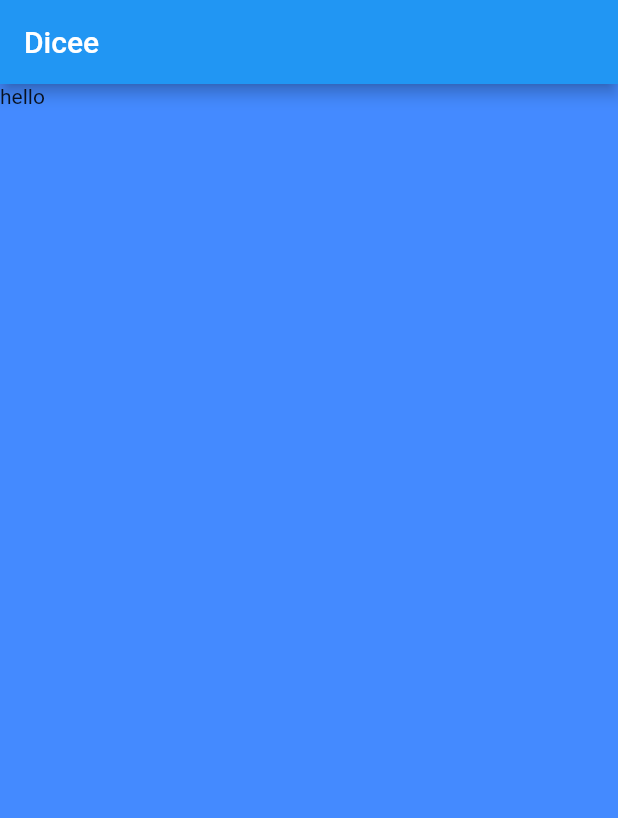
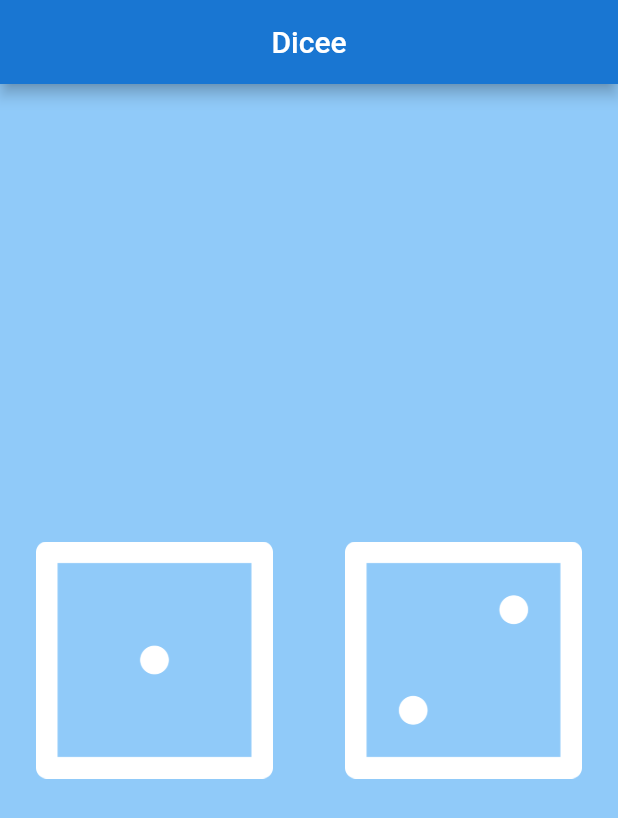
Before and after one commit to rahulsingh03/Flutter_apps, a Flutter app: the screen it shows after launch, on a phone screen of 412 x 824 dp. Shown: the top 818 px of the screen. Run offline on Flutter 3.47's test engine with Material 2 defaults, Android fonts, the phone set to English and light mode, and no system bars.

Commit message:
updated icons

```diff
--- a/dicee/lib/main.dart
+++ b/dicee/lib/main.dart
@@ -1,23 +1,77 @@
 import 'package:flutter/material.dart';
-
+import 'dart:math';
 void main() {
-  runApp(MyApp());
+  runApp(
+    MaterialApp(
+    //   theme: ThemeData(
+    //   textButtonTheme: TextButtonThemeData(
+    //   style: TextButton.styleFrom(primary: Colors.white),
+    //   ),
+    // ),
+      home: Scaffold(
+        backgroundColor: Colors.blue.shade200,
+        appBar: AppBar(
+          backgroundColor: Colors.blue.shade700,
+          title: Center(
+            child:Text('Dicee'),
+        ),
+        ),
+        body: MyApp(),
+        ),
+    ),
+  );
 }
 
-class MyApp extends StatelessWidget {
-  // This widget is the root of your application.
+class MyApp extends StatefulWidget {
+  @override
+  _MyAppState createState() => _MyAppState();
+}
+
+class _MyAppState extends State<MyApp> {
+
+  int leftDiceNumber = 1;
+  int rightDiceNumber = 2;
+
+  void changeDiceFace(){
+    setState((){
+                leftDiceNumber = Random().nextInt(6) + 1;
+                rightDiceNumber = Random().nextInt(6) + 1;
+              });
+    return null;
+  }
   @override
   Widget build(BuildContext context) {
-    return MaterialApp(
-      home: Scaffold(
-          appBar: AppBar(
-           title: Text('Dicee'),
-          ),
-          backgroundColor: Colors.blueAccent,
-          body: SafeArea(
-              child: Text('hello'),
-        ),
-      ),
+    return SafeArea(
+          child: Center(
+            child: Row(
+                  children: <Widget>[
+                    Expanded(
+                      flex: 1,
+                      child: Padding(
+                        padding: const EdgeInsets.all(16.0),
+                        child: TextButton(
+                          onPressed: (){
+                            changeDiceFace();
+                          },
+                          child: Image.asset('images/dice$leftDiceNumber.png'),
+                        ),
+                      ),
+                    ),
+                    Expanded(
+                      flex: 1,
+                      child: Padding(
+                        padding: const EdgeInsets.all(16.0),
+                        child: TextButton(
+                          onPressed: (){
+                            changeDiceFace();
+                          },
+                          child: Image.asset('images/dice$rightDiceNumber.png'),
+                        ),
+                      ),
+                    ),
+                  ],
+                ),
+            ),
     );
   }
 }
--- a/dicee/pubspec.yaml
+++ b/dicee/pubspec.yaml
@@ -38,7 +38,6 @@
 
 # The following section is specific to Flutter.
 flutter:
-
   # The following line ensures that the Material Icons font is
   # included with your application, so that you can use the icons in
   # the material Icons class.
```
Also changed, not shown: dicee/lib/source.dart (+14 -9 lines), dicee/images/dice1.png, dicee/images/dice2.png, dicee/images/dice3.png, dicee/images/dice4.png, dicee/images/dice5.png, dicee/images/dice6.png, dicee/pubspec.lock, dicee/untitled.txt (added), 54 other files.
